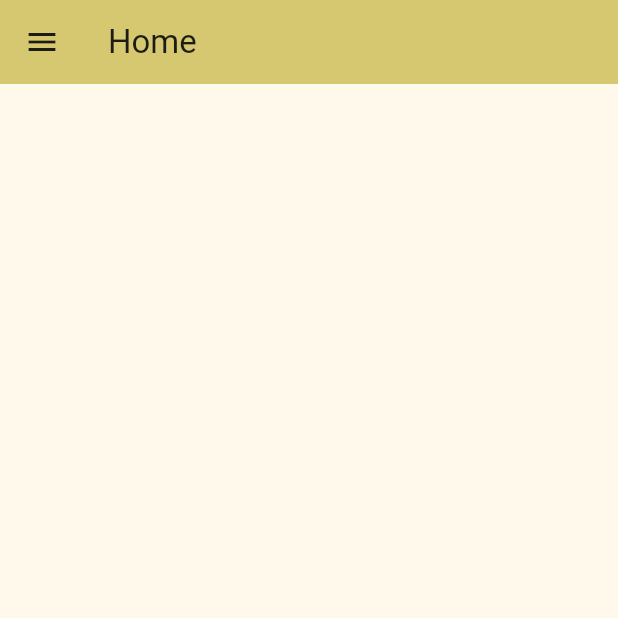
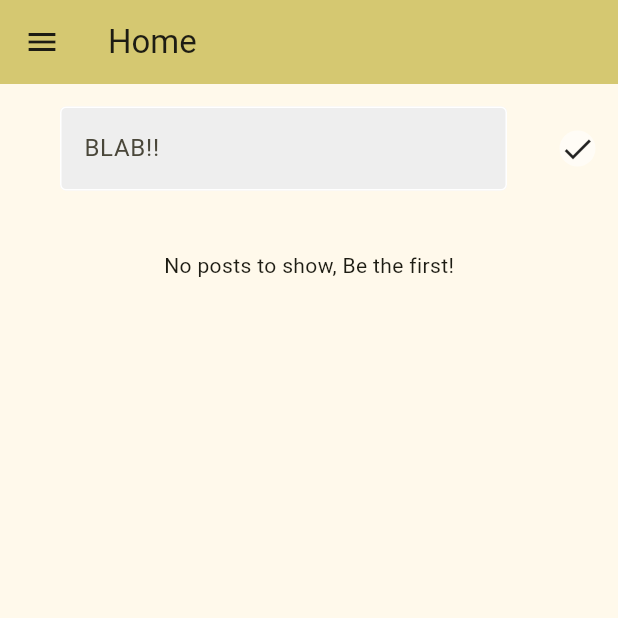
Before and after one commit to noavba/blabber, a Flutter app: the screen it shows once a user with an empty profile is signed in, on a phone screen of 412 x 824 dp, the top half of it. Run offline on Flutter 3.47's test engine with Material 3 defaults, Android fonts, the phone set to English and light mode, and no system bars; our stand-ins replace cloud_firestore, firebase_auth, firebase_core; accounts and stored records are empty.

Commit message:
posts history working on main page

```diff
--- /dev/null
+++ b/lib/components/post_button.dart
@@ -0,0 +1,21 @@
+import 'package:flutter/material.dart';
+
+class PostButton extends StatelessWidget {
+  void Function()? onTap;
+  PostButton({super.key, required this.onTap});
+
+  @override
+  Widget build(BuildContext context){
+    return GestureDetector(
+      onTap: onTap,
+      child: Container(
+        decoration: BoxDecoration(color: Colors.white54,
+        borderRadius: BorderRadius.circular(12),
+        ),
+        margin: const EdgeInsets.only(left:10),
+        child: Center(child: Icon(Icons.done),
+        ),
+      ),
+    );
+  }
+}
--- /dev/null
+++ b/lib/database/firestore.dart
@@ -0,0 +1,41 @@
+/*
+This database stores the posts (text for right now) have published in their app
+It is stored in a collection called 'Posts' in Firebase
+
+Each post contains
+- A message (blab)
+- Username of the user
+- Timestamp
+
+*/
+import 'package:cloud_firestore/cloud_firestore.dart';
+import 'package:firebase_auth/firebase_auth.dart';
+
+class FirestoreDatabase{
+
+  //current logged in user
+  User? user = FirebaseAuth.instance.currentUser;
+
+  //get collection fo posts from database
+  final CollectionReference posts =
+  FirebaseFirestore.instance.collection('Posts');
+
+  //post a message
+
+  Future<void> addPost(String message){
+    return posts.add({
+      'userEmail': user!.email,
+      'postMessage': message,
+      'timestamp': Timestamp.now(),
+    });
+  }
+
+  //read posts froma  database
+
+  Stream<QuerySnapshot> getPostsStream(){
+    final postsStream = FirebaseFirestore.instance.collection('Posts')
+      .orderBy('timestamp', descending: true)
+      .snapshots();
+    return postsStream;
+  }
+}
--- a/lib/main.dart
+++ b/lib/main.dart
@@ -41,7 +41,6 @@
         '/profile_page': (context) => Profile(),
         '/auth_page': (context) => AuthPage(),
 
-
       }
     );
   }
--- a/lib/pages/home_page.dart
+++ b/lib/pages/home_page.dart
@@ -1,10 +1,33 @@
+import 'package:blabber/components/my_text_field.dart';
+import 'package:blabber/database/firestore.dart';
 import 'package:flutter/material.dart';
 import 'package:blabber/pages/auth_page.dart';
 import 'package:firebase_auth/firebase_auth.dart';
 import 'package:blabber/components/app_drawer.dart';
+import 'package:blabber/components/post_button.dart';
+import 'package:cloud_firestore/cloud_firestore.dart';
 
 class Home extends StatelessWidget {
   Home({super.key});
+  void Function()? onTap;
+  //firestore access
+
+  final FirestoreDatabase database = FirestoreDatabase();
+
+  TextEditingController newPostController = TextEditingController();
+
+  //post message
+
+  void postMessage(){
+    //only post message if there is something there
+    if(newPostController.text.isNotEmpty){
+        String message = newPostController.text;
+        database.addPost(message);
+    }
+
+    newPostController.clear();
+
+  }
 
 
   @override
@@ -17,10 +40,68 @@
         elevation: 0,
       ),
       drawer: AppDrawer(),
-      body: Center(
-        child: Text(FirebaseAuth.instance.currentUser!.email!)
+      body: Column(
+        children: [
+          Padding(
+            padding: const EdgeInsets.all(15.0),
+            child: Row(
+              children: [
+                Expanded(
+                  child: MyTextField(controller: newPostController, hintText: "BLAB!!", obscureText: false)
+                  ),
+                  PostButton(onTap: postMessage,
+                  )
+              ],
+            ),
+          ),
+          StreamBuilder(
+            stream: database.getPostsStream(),
+            builder: (context, snapshot) {
+              //show loading circle
+              if (snapshot.connectionState == ConnectionState.waiting) {
+                return Center(
+                  child: CircularProgressIndicator(),
+                );
+              }
+              //get all posts
+              final posts = snapshot.data!.docs;
 
-        ),
+              //no data?
+              if (snapshot.data == null || posts.isEmpty) {
+                return const Center(
+                  child: Padding(
+                    padding: EdgeInsets.all(25),
+                    child: Text("No posts to show, Be the first!"),
+                  ),
+                );
+              }
+
+              // return as a list
+              return Expanded(
+                child: ListView.builder(
+                  itemCount: posts.length,
+                  itemBuilder: (context, index) {
+                    //get indiv post
+                    final post = posts[index];
+                    //get data for each post
+                    String message = post['postMessage'];
+                    String userEmail = post['userEmail'];
+                    Timestamp timestamp = post['timestamp'];
+
+                    //return as a list tile
+
+                    return ListTile(
+                      title: Text(message),
+                      subtitle: Text(userEmail),
+                    );
+                  },
+                ),
+              );
+            },
+          )
+
+      ],
+      )
     );
   }
 }
--- a/pubspec.yaml
+++ b/pubspec.yaml
@@ -30,11 +30,7 @@
 dependencies:
   flutter:
     sdk: flutter
-  cached_network_image: ^3.2.2
-  audio_video_progress_bar: ^0.11.0
-  just_audio: ^0.9.30
-  just_audio_background: ^0.0.1-beta.7
-  rxdart: ^0.27.5
+
 
 
 
```
Also changed, not shown: lib/pages/profile_page.dart (+6 -18 lines), pubspec.lock.
